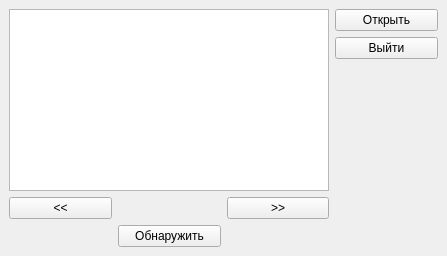
The window that Net/GUI/Testing/mainwindow.ui (oqewok/NeuralNetworks.TF) describes before a commit, drawn with Qt 5.
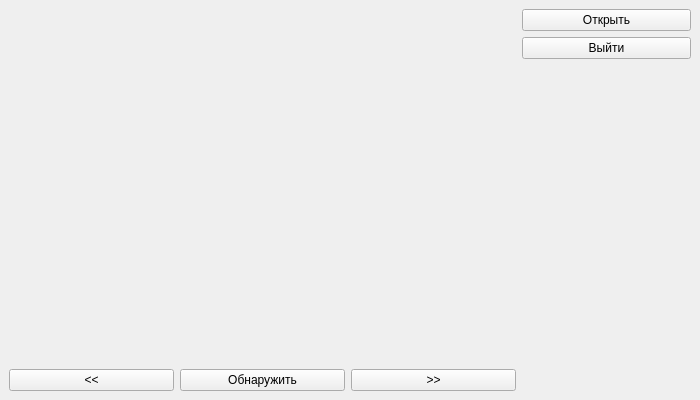
The same window after the commit.

Commit message: GUI video playback checkpoint

```diff
--- a/Net/GUI/Testing/mainwindow.ui
+++ b/Net/GUI/Testing/mainwindow.ui
@@ -6,8 +6,8 @@
    <rect>
     <x>0</x>
     <y>0</y>
-    <width>447</width>
-    <height>256</height>
+    <width>700</width>
+    <height>400</height>
    </rect>
   </property>
   <property name="windowTitle">
@@ -15,43 +15,67 @@
   </property>
   <widget class="QWidget" name="centralwidget">
    <layout class="QGridLayout" name="gridLayout">
-    <item row="5" column="2">
-     <widget class="QPushButton" name="btn_FrameShowNext">
-      <property name="text">
-       <string>&gt;&gt;</string>
-      </property>
-     </widget>
-    </item>
-    <item row="6" column="1">
-     <widget class="QPushButton" name="btn_FrameRecognize">
-      <property name="text">
-       <string>Обнаружить</string>
-      </property>
-     </widget>
-    </item>
-    <item row="5" column="0">
-     <widget class="QPushButton" name="btn_FrameShowPrevious">
-      <property name="text">
-       <string>&lt;&lt;</string>
-      </property>
-     </widget>
-    </item>
     <item row="0" column="3">
-     <widget class="QPushButton" name="btn_OpenFile">
-      <property name="text">
-       <string>Открыть</string>
-      </property>
-     </widget>
+     <layout class="QVBoxLayout" name="verticalLayout_OpenClose">
+      <item>
+       <widget class="QPushButton" name="btn_OpenFile">
+        <property name="text">
+         <string>Открыть</string>
+        </property>
+       </widget>
+      </item>
+      <item>
+       <widget class="QPushButton" name="btn_Quit">
+        <property name="text">
+         <string>Выйти</string>
+        </property>
+       </widget>
+      </item>
+     </layout>
     </item>
-    <item row="1" column="3">
-     <widget class="QPushButton" name="btn_Quit">
-      <property name="text">
-       <string>Выйти</string>
+    <item row="4" column="0" colspan="3">
+     <layout class="QHBoxLayout" name="horizontalLayout_btn_PrevNext">
+      <property name="spacing">
+       <number>6</number>
       </property>
-     </widget>
+      <item>
+       <widget class="QPushButton" name="btn_FrameShowPrevious">
+        <property name="text">
+         <string>&lt;&lt;</string>
+        </property>
+       </widget>
+      </item>
+      <item>
+       <widget class="QPushButton" name="btn_FrameRecognize">
+        <property name="text">
+         <string>Обнаружить</string>
+        </property>
+       </widget>
+      </item>
+      <item>
+       <widget class="QPushButton" name="btn_FrameShowNext">
+        <property name="text">
+         <string>&gt;&gt;</string>
+        </property>
+       </widget>
+      </item>
+     </layout>
     </item>
     <item row="0" column="0" rowspan="4" colspan="3">
-     <widget class="QGraphicsView" name="graphicsViewVideo"/>
+     <layout class="QVBoxLayout" name="verticalLayout_widgetVideo">
+      <item>
+       <widget class="QWidget" name="widgetVideo" native="true">
+        <property name="maximumSize">
+         <size>
+          <width>508</width>
+          <height>299</height>
+         </size>
+        </property>
+        <zorder>horizontalLayoutWidget</zorder>
+        <zorder>verticalLayoutWidget_2</zorder>
+       </widget>
+      </item>
+     </layout>
     </item>
    </layout>
   </widget>
```
The commit also changes 17 other files.
